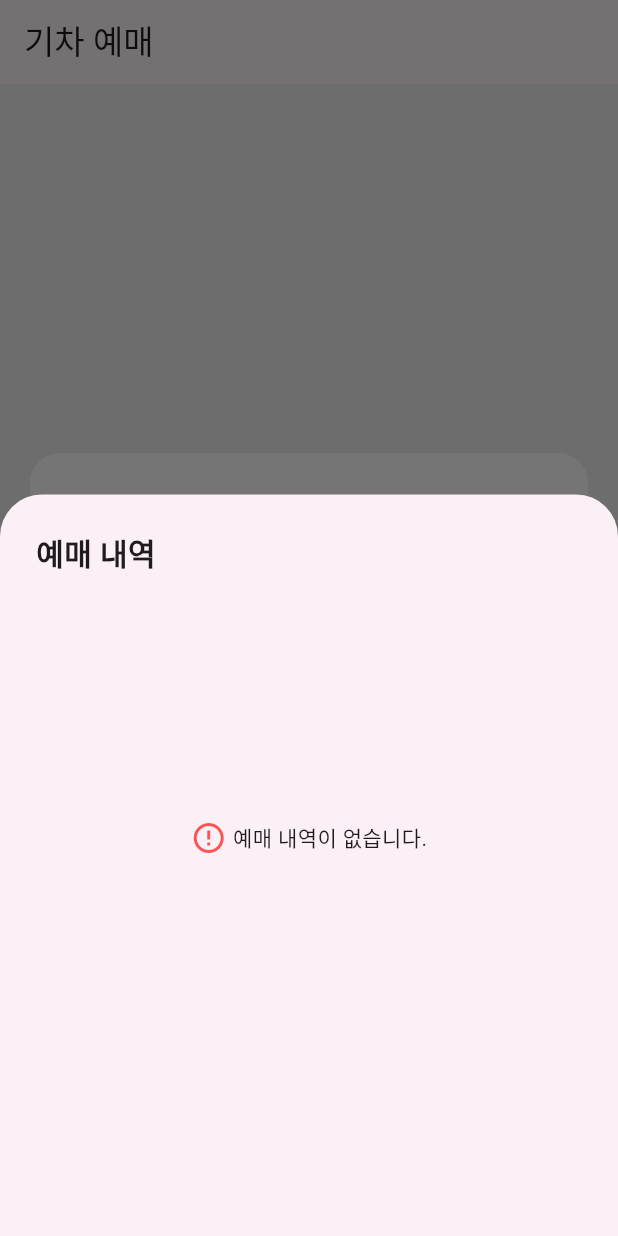
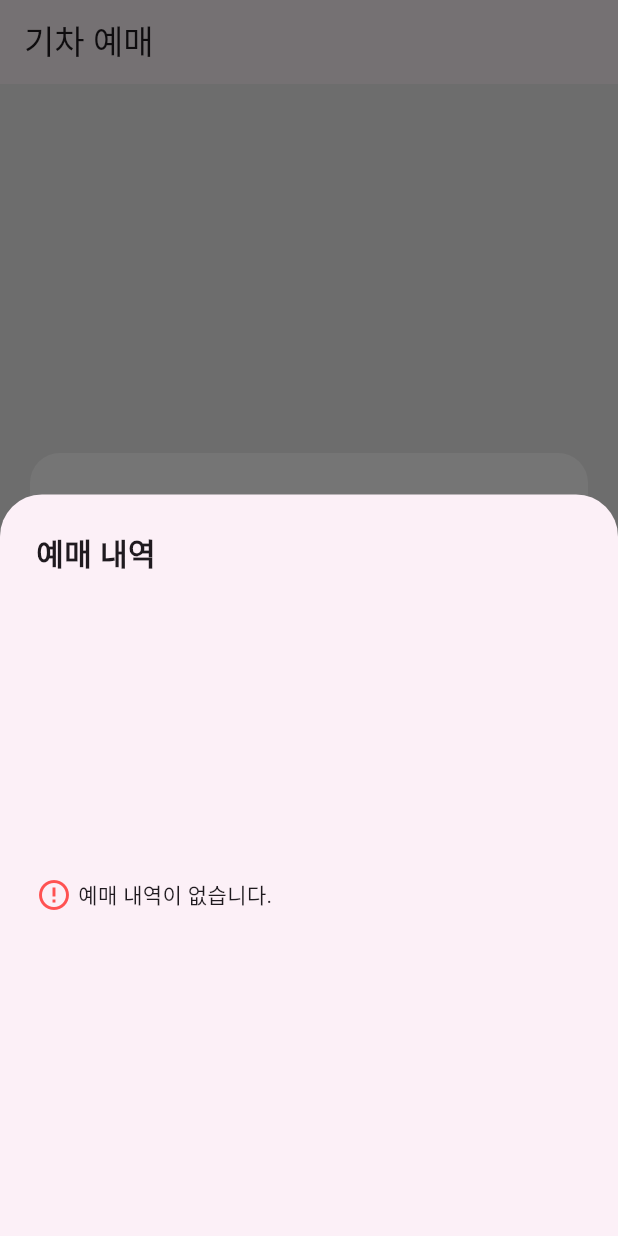
Before and after one commit to ds-k/flutter_train_app, a Flutter app: the screen it shows after launch, after a tap on the "format list bulleted" icon, on a phone screen of 412 x 824 dp. Run offline on Flutter 3.47's test engine with Material 3 defaults, Android fonts, the phone set to English and light mode, and no system bars.

Commit message:
fix: bottomSheet의 widget 다듬기

```diff
--- a/lib/home/home_page.dart
+++ b/lib/home/home_page.dart
@@ -253,12 +253,8 @@ class _HomePageState extends State<HomePage> {
                       height: 10,
                     ),
                     reservationList.isEmpty
-                        ? Container(
-                            width: MediaQuery.of(context).size.width,
-                            height: MediaQuery.of(context).size.height * 0.4,
-                            alignment: Alignment.center,
+                        ? Expanded(
                             child: Row(
-                              mainAxisAlignment: MainAxisAlignment.center,
                               children: [
                                 Icon(
                                   Icons.error_outline,
```
